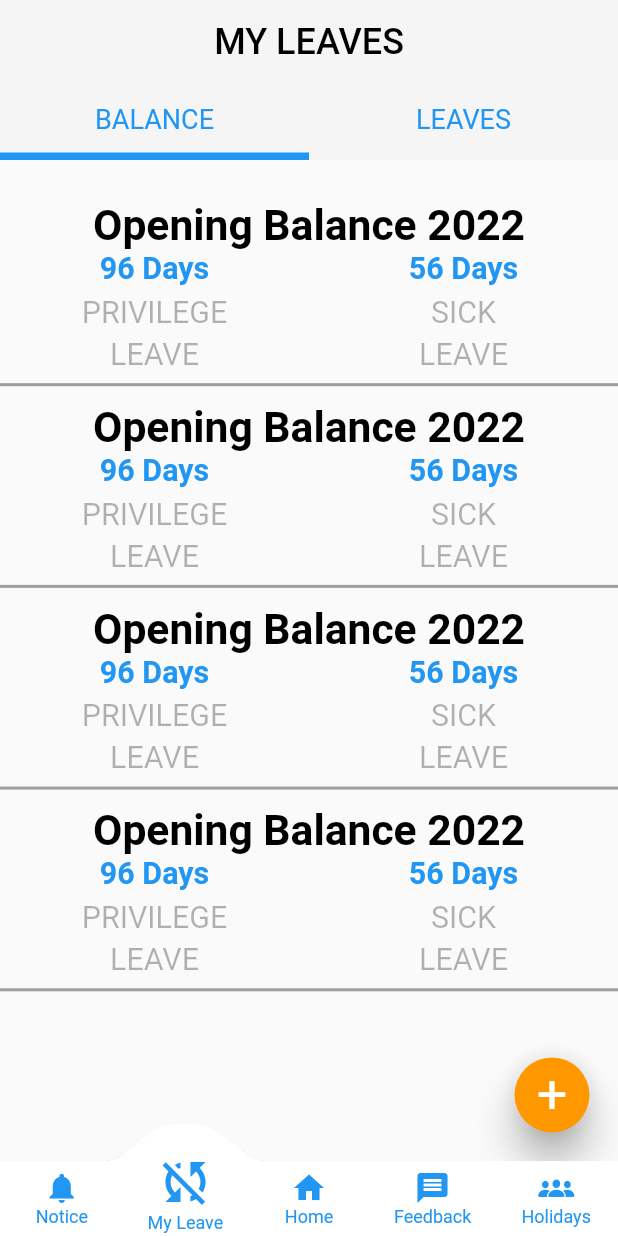
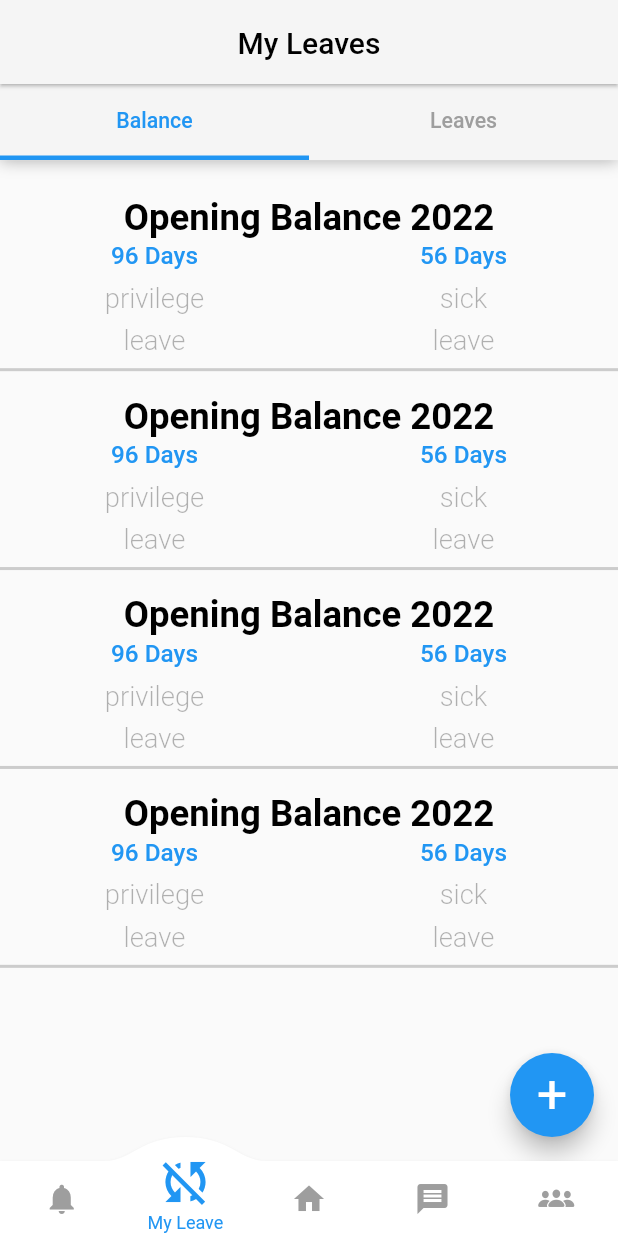
Before and after one commit to zabirrihan/hr_app, a Flutter app: the MainScreen screen opened directly, item 2 of the bottom bar chosen, on a phone screen of 412 x 824 dp. Run offline on Flutter 3.47's test engine with Material 2 defaults, Android fonts, the phone set to English and light mode, and no system bars; drawn by our look-alikes of convex_bottom_bar; missing offline and left inert: custom_check_box; Roboto replaces fonts that are missing (EncodeSans).

Commit message:
add fonts

```diff
--- a/lib/src/theme/app_theme.dart
+++ b/lib/src/theme/app_theme.dart
@@ -1,6 +1,7 @@
 import 'package:flutter/material.dart';
 
 class AppTheme {
+  static const String fontFaomily = "EncodeSans";
   static const Color grey = Colors.grey;
   static const Color white = Colors.white;
   static const Color red = Colors.red;
--- a/lib/src/ui/main_screen/main_screen.dart
+++ b/lib/src/ui/main_screen/main_screen.dart
@@ -1,6 +1,7 @@
 import 'package:convex_bottom_bar/convex_bottom_bar.dart';
 import 'package:flutter/cupertino.dart';
 import 'package:flutter/material.dart';
+import 'package:hr_app/src/theme/app_theme.dart';
 import 'package:hr_app/src/ui/main_screen/feedback/feedback_screen.dart';
 import 'package:hr_app/src/ui/main_screen/holidays/holidays_screen.dart';
 import 'package:hr_app/src/ui/main_screen/home/home_screen.dart';
@@ -17,7 +18,7 @@ class MainScreen extends StatefulWidget {
 
 class _MainScreenState extends State<MainScreen> {
   final PageController _controller = PageController(initialPage: 2);
-  int currentIndex = 0;
+  int currentIndex = 2;
   final List<Widget> _pages = [
     const NoticeScreen(),
     const MyLeaveScreen(),
@@ -28,7 +29,7 @@ class _MainScreenState extends State<MainScreen> {
 
   List<String> appTxt = [
     'Notice',
-    'MY LEAVES',
+    'My Leaves',
     'Home',
     'Feedback',
     'Govt. Holidays',
@@ -39,13 +40,13 @@ class _MainScreenState extends State<MainScreen> {
     return Scaffold(
       backgroundColor: Colors.white,
       appBar: AppBar(
-        backgroundColor: Color(0xFFF5F5F5),
-        elevation: 0,
+        backgroundColor: const Color(0xFFF5F5F5),
+        elevation: 1,
         title: Center(
           child: Text(
             appTxt[currentIndex],
             textAlign: TextAlign.center,
-            style: Utils.style(24, 28, Colors.black, FontWeight.w500),
+            style: Utils.style(20, 28, Colors.black, FontWeight.w500),
           ),
         ),
       ),
@@ -56,11 +57,13 @@ class _MainScreenState extends State<MainScreen> {
       ),
       bottomNavigationBar: ConvexAppBar(
         initialActiveIndex: 2,
-        style: TabStyle.react,
+        top: -16,
+        style: TabStyle.flip,
         backgroundColor: Colors.white,
-        color: Colors.blue,
+        color: AppTheme.grey,
         activeColor: Colors.blue,
-        elevation: 0,
+        curve: Curves.easeInOut,
+        elevation: 1,
         items: const [
           TabItem(icon: Icons.notifications, title: "Notice"),
           TabItem(icon: Icons.sync_disabled, title: "My Leave"),
--- a/lib/src/ui/main_screen/my_leave/my_leave_screen.dart
+++ b/lib/src/ui/main_screen/my_leave/my_leave_screen.dart
@@ -26,33 +26,53 @@ class _MyLeaveScreenState extends State<MyLeaveScreen>
   @override
   Widget build(BuildContext context) {
     double h = Utils.windowHeight(context);
-    double w = Utils.windowWidth(context);
     return Scaffold(
       body: Column(
         children: [
           Container(
             height: 50 * h,
-            color: const Color(0xFFF5F5F5),
+            decoration: const BoxDecoration(
+              color: Color(0xFFF5F5F5),
+              boxShadow: [
+                BoxShadow(
+                  offset: Offset(0, 1),
+                  blurRadius: 8,
+                  color: Color.fromRGBO(0, 0, 0, 0.3),
+                )
+              ],
+            ),
             child: TabBar(
               tabs: [
                 Tab(
                   child: Text(
-                    'BALANCE',
-                    style:
-                        Utils.style(18, 24, AppTheme.blue, FontWeight.normal),
+                    'Balance',
+                    style: TextStyle(
+                      fontSize: 14 * h,
+                      height: 18 / 14 * h,
+                      fontFamily: AppTheme.fontFaomily,
+                      fontWeight: FontWeight.w500,
+                      fontStyle: FontStyle.normal,
+                    ),
                   ),
                 ),
                 Tab(
                   child: Text(
-                    'LEAVES',
-                    style:
-                        Utils.style(18, 24, AppTheme.blue, FontWeight.normal),
+                    'Leaves',
+                    style: TextStyle(
+                      fontSize: 14 * h,
+                      height: 18 / 14 * h,
+                      fontFamily: AppTheme.fontFaomily,
+                      fontWeight: FontWeight.w500,
+                      fontStyle: FontStyle.normal,
+                    ),
                   ),
                 ),
               ],
               controller: _tabController,
               indicatorSize: TabBarIndicatorSize.tab,
-              indicatorWeight: 5,
+              indicatorWeight: 3 * h,
+              unselectedLabelColor: AppTheme.grey,
+              labelColor: AppTheme.blue,
             ),
           ),
           Expanded(
@@ -93,14 +113,12 @@ class _MyLeaveScreenState extends State<MyLeaveScreen>
             ),
           );
         },
-        elevation: 10,
-        backgroundColor: Colors.transparent,
         child: Container(
           height: 50,
           width: 50,
           decoration: BoxDecoration(
             borderRadius: BorderRadius.circular(50),
-            color: Colors.orange,
+            color: AppTheme.blue,
           ),
           child: Center(
             child: Text(
--- a/lib/src/utils/utils.dart
+++ b/lib/src/utils/utils.dart
@@ -1,35 +1,52 @@
 import 'package:flutter/cupertino.dart';
+import 'package:hr_app/src/theme/app_theme.dart';
 
-class Utils{
-  static double windowHeight(BuildContext context){
+class Utils {
+  static double windowHeight(BuildContext context) {
     return (MediaQuery.of(context).size.height / 812);
   }
-  static double windowWidth(BuildContext context){
-    return (MediaQuery.of(context).size.height / 375);
+
+  static double windowWidth(BuildContext context) {
+    return (MediaQuery.of(context).size.width / 375);
   }
-  static TextStyle style(double size, int height,Color color, FontWeight weight){
+
+  static TextStyle style(
+      double size, int height, Color color, FontWeight weight) {
     return TextStyle(
       color: color,
       fontSize: size,
       height: height / size,
       fontWeight: weight,
+      fontFamily: AppTheme.fontFaomily,
     );
   }
 }
 
-getDate(int month){
-  switch(month){
-    case 1: return "Jan";
-    case 2: return "Feb";
-    case 3: return "March";
-    case 4: return "Apr";
-    case 5: return "May";
-    case 6: return "June";
-    case 7: return "July";
-    case 8: return "Aug";
-    case 9: return "Sep";
-    case 10: return "Oct";
-    case 11: return "Noc";
-    case 12: return "Dec";
+getDate(int month) {
+  switch (month) {
+    case 1:
+      return "Jan";
+    case 2:
+      return "Feb";
+    case 3:
+      return "March";
+    case 4:
+      return "Apr";
+    case 5:
+      return "May";
+    case 6:
+      return "June";
+    case 7:
+      return "July";
+    case 8:
+      return "Aug";
+    case 9:
+      return "Sep";
+    case 10:
+      return "Oct";
+    case 11:
+      return "Noc";
+    case 12:
+      return "Dec";
   }
 }
--- a/lib/src/widget/leave_widget.dart
+++ b/lib/src/widget/leave_widget.dart
@@ -13,7 +13,6 @@ class LeaveWidget {
     String leave,
   ) {
     double h = Utils.windowHeight(context);
-    double w = Utils.windowWidth(context);
     return ListView(
       children: [
         SizedBox(
@@ -28,6 +27,9 @@ class LeaveWidget {
           "sick",
           "leave",
         ),
+        SizedBox(
+          height: 8 * h,
+        ),
         balanceItem(
           context,
           'Opening Balance 2022',
@@ -37,6 +39,9 @@ class LeaveWidget {
           "sick",
           "leave",
         ),
+        SizedBox(
+          height: 8 * h,
+        ),
         balanceItem(
           context,
           'Opening Balance 2022',
@@ -45,6 +50,9 @@ class LeaveWidget {
           "privilege",
           "sick",
           "leave",
+        ),
+        SizedBox(
+          height: 8 * h,
         ),
         balanceItem(
           context,
@@ -69,7 +77,6 @@ class LeaveWidget {
     String leave,
   ) {
     double h = Utils.windowHeight(context);
-    double w = Utils.windowWidth(context);
     return Column(
       crossAxisAlignment: CrossAxisAlignment.center,
       children: [
@@ -79,10 +86,10 @@ class LeaveWidget {
         Text(
           title,
           style: Utils.style(
-            28 * h,
-            36,
+            24 * h,
+            28,
             Colors.black,
-            FontWeight.bold,
+            FontWeight.w600,
           ),
         ),
         Row(
@@ -93,27 +100,27 @@ class LeaveWidget {
                   Text(
                     beginDay,
                     style: Utils.style(
-                      20 * h,
-                      24,
+                      16 * h,
+                      22,
                       AppTheme.blue,
-                      FontWeight.bold,
+                      FontWeight.w500,
                     ),
                   ),
                   SizedBox(
                     height: 8 * h,
                   ),
                   Text(
-                    privilege.toUpperCase(),
-                    style: Utils.style(20 * h, 20,
-                        Colors.black.withOpacity(0.3), FontWeight.normal),
+                    privilege,
+                    style: Utils.style(18 * h, 20,
+                        Colors.black.withOpacity(0.3), FontWeight.w300),
                   ),
                   SizedBox(
                     height: 8 * h,
                   ),
                   Text(
-                    leave.toUpperCase(),
-                    style: Utils.style(20 * h, 20,
-                        Colors.black.withOpacity(0.3), FontWeight.normal),
+                    leave,
+                    style: Utils.style(18 * h, 20,
+                        Colors.black.withOpacity(0.3), FontWeight.w300),
                   ),
                 ],
               ),
@@ -124,31 +131,27 @@ class LeaveWidget {
                   Text(
                     endDay,
                     style: Utils.style(
-                      20 * h,
-                      24,
+                      16 * h,
+                      22,
                       AppTheme.blue,
-                      FontWeight.bold,
+                      FontWeight.w500,
                     ),
                   ),
                   SizedBox(
                     height: 8 * h,
                   ),
                   Text(
-                    sick.toUpperCase(),
-                    style: Utils.style(
-                      20 * h,
-                      20,
-                      Colors.black.withOpacity(0.3),
-                      FontWeight.normal,
-                    ),
+                    sick,
+                    style: Utils.style(18 * h, 20,
+                        Colors.black.withOpacity(0.3), FontWeight.w300),
                   ),
                   SizedBox(
                     height: 8 * h,
                   ),
                   Text(
-                    leave.toUpperCase(),
-                    style: Utils.style(20 * h, 20,
-                        Colors.black.withOpacity(0.3), FontWeight.normal),
+                    leave,
+                    style: Utils.style(18 * h, 20,
+                        Colors.black.withOpacity(0.3), FontWeight.w300),
                   ),
                 ],
               ),
@@ -161,7 +164,7 @@ class LeaveWidget {
         Container(
           height: 2,
           width: MediaQuery.of(context).size.width,
-          color: Colors.grey,
+          color: Colors.grey.withOpacity(0.5),
         )
       ],
     );
@@ -195,6 +198,9 @@ class LeaveWidget {
           "Leave reason: Hey Bruce, what's going on? Did you figured it out with the buget? Still",
           Colors.blue,
         ),
+        SizedBox(
+          height: 8 * h,
+        ),
         leavesItem(
           context,
           title,
@@ -206,6 +212,9 @@ class LeaveWidget {
           "Leave reason: Hey Bruce, what's going on? Did you figured it out with the buget? Still",
           Colors.red,
         ),
+        SizedBox(
+          height: 8 * h,
+        ),
         leavesItem(
           context,
           title,
@@ -216,6 +225,9 @@ class LeaveWidget {
           link,
           "Leave reason: Hey Bruce, what's going on? Did you figured it out with the buget? Still",
           Colors.green,
+        ),
+        SizedBox(
+          height: 8 * h,
         ),
         leavesItem(
           context,
@@ -229,7 +241,7 @@ class LeaveWidget {
           Colors.yellow,
         ),
         SizedBox(
-          height: 150,
+          height: 150 * h,
         ),
       ],
     );
@@ -255,11 +267,11 @@ class LeaveWidget {
           width: 8 * w,
         ),
         Container(
-          height: 12,
-          width: 12,
-          margin: EdgeInsets.only(top: 24 * h),
+          height: 12 * h,
+          width: 12 * w,
+          margin: EdgeInsets.only(top: 12 * h),
           decoration: BoxDecoration(
-            borderRadius: BorderRadius.circular(12),
+            borderRadius: BorderRadius.circular(12 * h),
             color: color,
           ),
         ),
@@ -278,8 +290,8 @@ class LeaveWidget {
                   Text(
                     title,
                     style: Utils.style(
-                      20 * h,
-                      36,
+                      18 * h,
+                      22,
                       Colors.black,
                       FontWeight.bold,
                     ),
@@ -288,10 +300,10 @@ class LeaveWidget {
                   Text(
                     startDay,
                     style: Utils.style(
-                      16 * h,
-                      36,
+                      14 * h,
+                      18,
                       Colors.black.withOpacity(0.5),
-                      FontWeight.bold,
+                      FontWeight.w500,
                     ),
                   ),
                   SizedBox(
@@ -305,15 +317,15 @@ class LeaveWidget {
                   beginDay,
                   maxLines: 2,
                   style: Utils.style(
-                    16 * h,
-                    24,
+                    14 * h,
+                    18,
                     AppTheme.black.withOpacity(0.5),
-                    FontWeight.bold,
+                    FontWeight.w500,
                   ),
                 ),
               ),
               SizedBox(
-                height: 8 * h,
+                height: 4 * h,
               ),
               Container(
                 padding:
@@ -325,7 +337,7 @@ class LeaveWidget {
                 child: Text(
                   link,
                   style: Utils.style(
-                    20 * h,
+                    16 * h,
                     24,
                     AppTheme.white,
                     FontWeight.bold,
@@ -333,7 +345,7 @@ class LeaveWidget {
                 ),
               ),
               SizedBox(
-                height: 8 * h,
+                height: 4 * h,
               ),
               Container(
                 margin: EdgeInsets.only(right: 8 * w),
@@ -341,9 +353,9 @@ class LeaveWidget {
                   content,
                   style: Utils.style(
                     16 * h,
-                    24,
+                    18,
                     AppTheme.black.withOpacity(0.7),
-                    FontWeight.bold,
+                    FontWeight.w300,
                   ),
                 ),
               ),
@@ -353,7 +365,7 @@ class LeaveWidget {
               Container(
                 height: 2,
                 width: MediaQuery.of(context).size.width,
-                color: Colors.grey,
+                color: Colors.grey.withOpacity(0.5),
               )
             ],
           ),
```
Also changed, not shown: lib/src/ui/login/register_screen.dart (+54 -18 lines), lib/src/ui/main_screen/feedback/my_feedback_screen.dart (+40 -30 lines), lib/src/ui/main_screen/holidays/holidays_screen.dart (+21 -14 lines), lib/src/ui/main_screen/home/home_screen.dart (+15 -10 lines), lib/src/ui/main_screen/notice/notice_screen.dart (+27 -19 lines), pubspec.yaml (+18 -0 lines), assets/fonts/EncodeSans-Black.ttf (added), assets/fonts/EncodeSans-Bold.ttf (added), assets/fonts/EncodeSans-ExtraBold.ttf (added), assets/fonts/EncodeSans-ExtraLight.ttf (added), assets/fonts/EncodeSans-Light.ttf (added), assets/fonts/EncodeSans-Medium.ttf (added), assets/fonts/EncodeSans-Regular.ttf (added), assets/fonts/EncodeSans-SemiBold.ttf (added), 1 more files.
